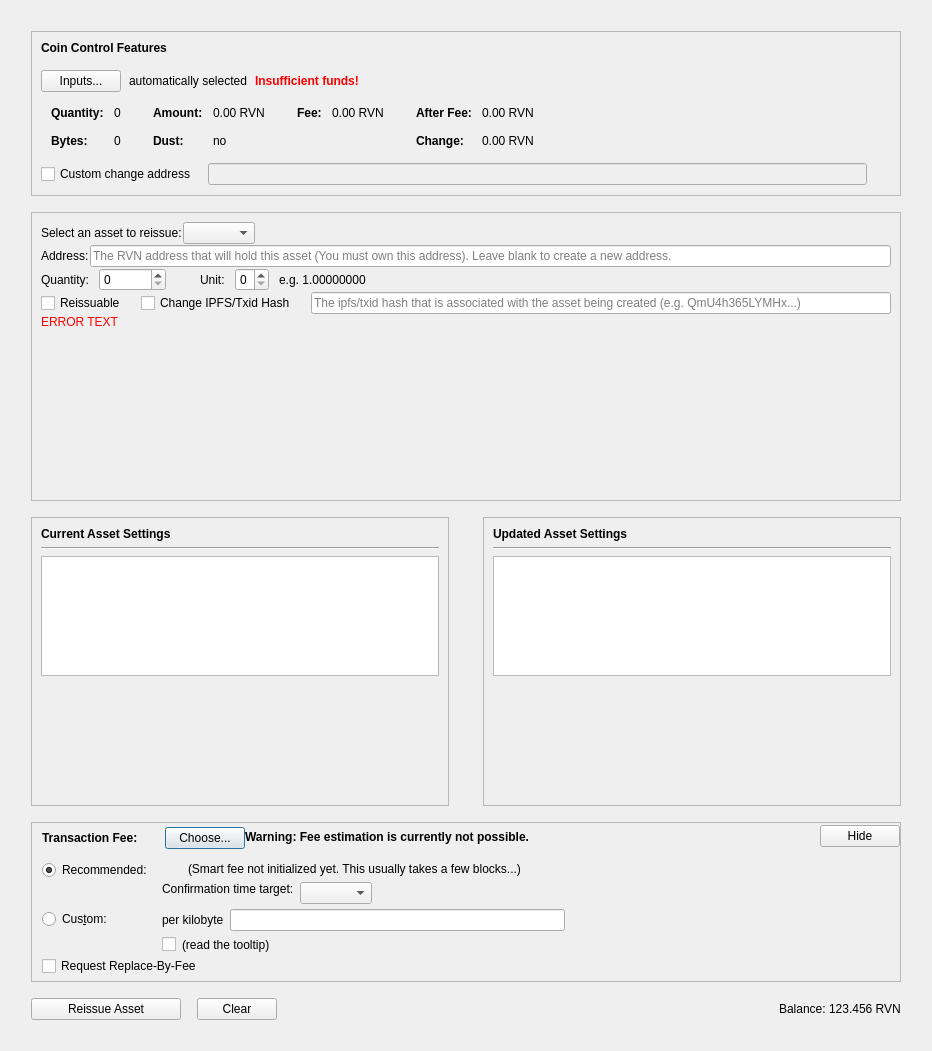
Before: the Qt Designer form src/qt/forms/reissueassetdialog.ui in RavenProject/Ravencoin, drawn with Qt 5.
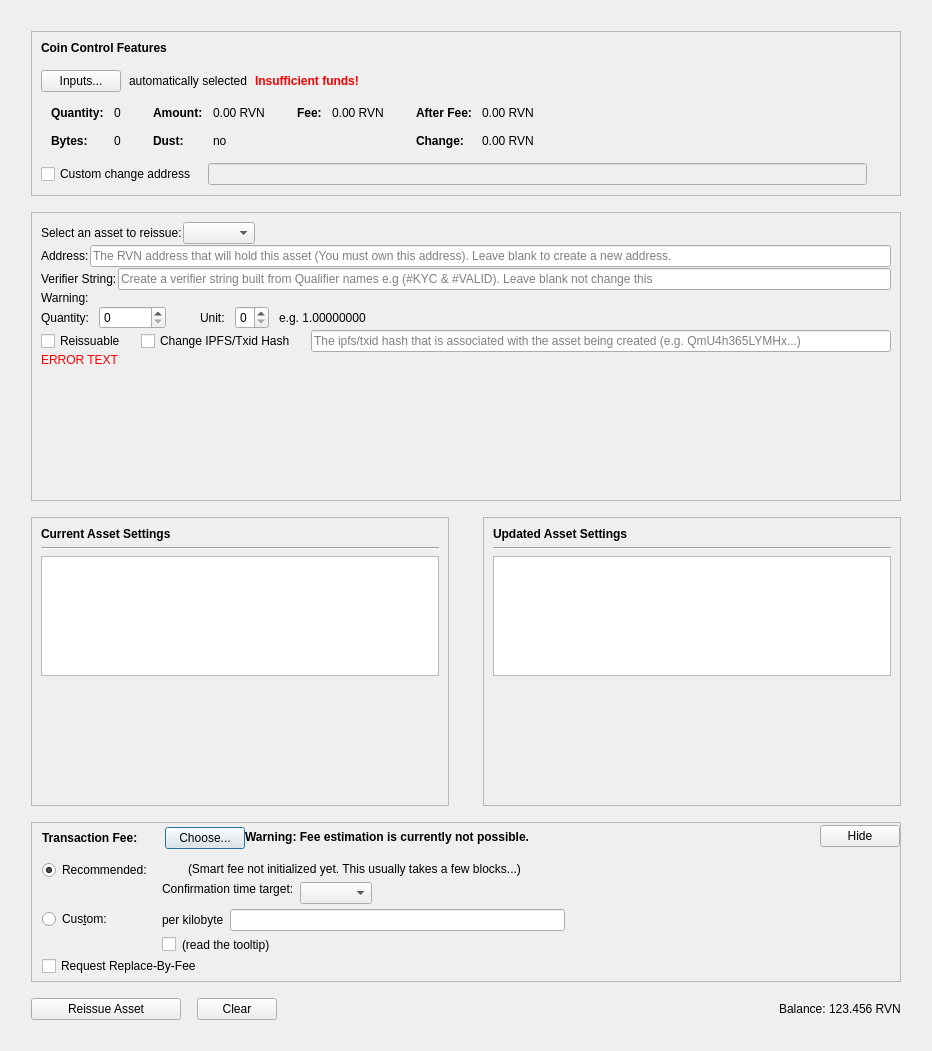
After: the same form once the commit is applied. Custom widgets are drawn as their Qt base class.

The edit to the form file:
```diff
--- a/src/qt/forms/reissueassetdialog.ui
+++ b/src/qt/forms/reissueassetdialog.ui
@@ -654,6 +654,31 @@
             </item>
            </layout>
           </item>
+          <item>
+           <layout class="QHBoxLayout" name="horizontalLayout_15">
+            <item>
+             <widget class="QLabel" name="labelVerifierString">
+              <property name="text">
+               <string>Verifier String:</string>
+              </property>
+             </widget>
+            </item>
+            <item>
+             <widget class="QLineEdit" name="lineEditVerifierString">
+              <property name="placeholderText">
+               <string>Create a verifier string built from Qualifier names e.g (#KYC &amp; #VALID). Leave blank not change this</string>
+              </property>
+             </widget>
+            </item>
+           </layout>
+          </item>
+          <item>
+           <widget class="QLabel" name="labelReissueVerifierStringErrorMessage">
+            <property name="text">
+             <string>Warning:</string>
+            </property>
+           </widget>
+          </item>
           <item>
            <layout class="QHBoxLayout" name="horizontalLayout_2">
             <property name="spacing">
```
